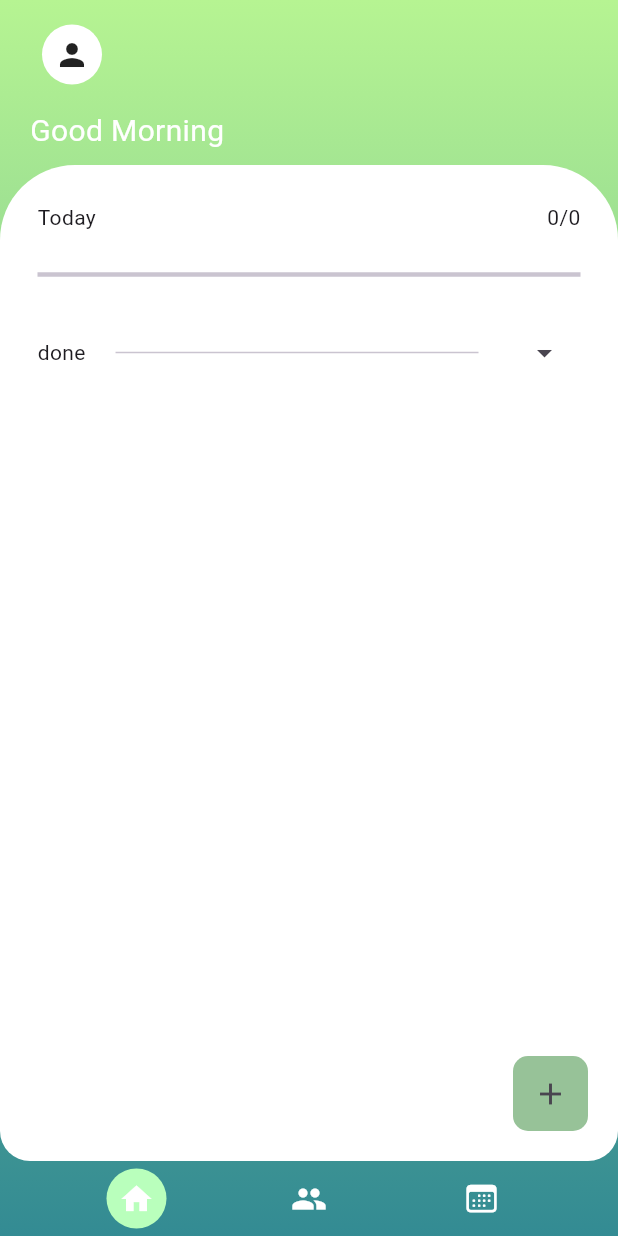
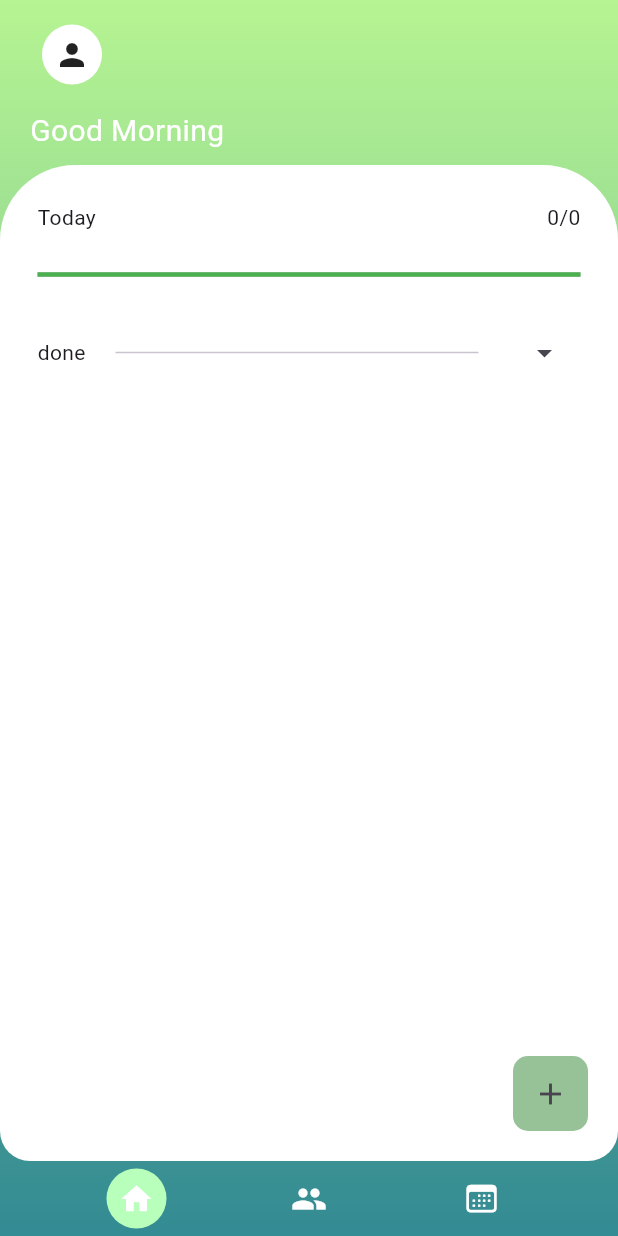
Before and after one commit to Rafik-Bendjema/TaskMates, a Flutter app: the screen it shows once a user with an empty profile is signed in, on a phone screen of 412 x 824 dp. Run offline on Flutter 3.47's test engine with Material 3 defaults, Android fonts, the light colour scheme and no system bars; our stand-ins replace cloud_firestore, firebase_auth, firebase_core, flutter_colorpicker, flutter_riverpod; missing offline and left inert: dart:ffi, duration_picker; accounts and stored records are empty.

Commit message:
task time managment backend

```diff
--- a/lib/features/auth/presentation/provider/userProvider.dart
+++ b/lib/features/auth/presentation/provider/userProvider.dart
@@ -57,6 +57,7 @@ final tasksProvider = StreamProvider<List<Task>>((ref) {
       .collection('users')
       .doc(user.uid)
       .collection('tasks')
+      .orderBy('creationDate')
       .snapshots()
       .map((snapshot) => snapshot.docs.map((doc) {
             return Task.fromMap(doc.data());
--- a/lib/features/tasks/data/task.dart
+++ b/lib/features/tasks/data/task.dart
@@ -5,6 +5,7 @@ class Task {
   late String id;
   final String title;
   final DateTime date;
+  late DateTime creationDate;
   final Duration? duration;
   bool isDone;
   final int color;
@@ -16,7 +17,8 @@ class Task {
       this.coTask,
       this.duration,
       required this.isDone,
-      this.color = 4294198070}) {
+      this.color = 4294198070,
+      required this.creationDate}) {
     Uuid uuid = const Uuid();
     id = uuid.v1();
   }
@@ -28,7 +30,8 @@ class Task {
         duration: Duration(minutes: data['duration'] ?? 0),
         coTask: data['Co-task'],
         isDone: data['done'],
-        color: data['color'])
+        color: data['color'],
+        creationDate: (data['creationDate'] as Timestamp).toDate())
       ..id = data['id'] ?? "null";
   }
 
@@ -37,6 +40,7 @@ class Task {
       'id': id,
       'title': title,
       'date': date,
+      'creationDate': creationDate,
       'duration': duration?.inMinutes,
       'Co-task': coTask,
       'done': isDone,
--- a/lib/features/tasks/presentation/pages/addtask.dart
+++ b/lib/features/tasks/presentation/pages/addtask.dart
@@ -32,7 +32,8 @@ class _AddtaskState extends State<Addtask> {
             date: date!,
             duration: duration,
             isDone: false,
-            color: color.value);
+            color: color.value,
+            creationDate: DateTime.now());
         Task? res = await taskdb.createTask(t);
         if (res != null) {
           Navigator.of(context).pushReplacement(
--- a/lib/features/tasks/presentation/pages/taskPage.dart
+++ b/lib/features/tasks/presentation/pages/taskPage.dart
@@ -23,13 +23,21 @@ class _TaskPageState extends ConsumerState<TaskPage> {
     return tasks.when(
       data: (data) {
         print("here is data ${data.length}");
+
         List<Task> doneTasks = [];
+        List<Task> todaysTasks = [];
+
         List<Task> waitingTasks = [];
         for (Task task in data) {
-          if (task.isDone) {
-            doneTasks.add(task);
-          } else {
-            waitingTasks.add(task);
+          if (task.date.day == DateTime.now().day &&
+              task.date.year == DateTime.now().year &&
+              task.date.month == DateTime.now().month) {
+            todaysTasks.add(task);
+            if (task.isDone) {
+              doneTasks.add(task);
+            } else {
+              waitingTasks.add(task);
+            }
           }
         }
         if (addClicked) return const Addtask();
@@ -41,22 +49,20 @@ class _TaskPageState extends ConsumerState<TaskPage> {
                   mainAxisAlignment: MainAxisAlignment.spaceBetween,
                   children: [
                     const Text("Today"),
-                    Text("${doneTasks.length}/${data.length}")
+                    Text("${doneTasks.length}/${todaysTasks.length}")
                   ],
                 ),
                 const SizedBox(
                   height: 20,
                 ),
-                Stack(
+                const Stack(
                   children: [
-                    const Divider(
+                    Divider(
                       thickness: 3,
                     ),
                     Divider(
                       color: Colors.green,
-                      endIndent: (MediaQuery.of(context).size.width -
-                              50 * doneTasks.length) /
-                          data.length,
+                      endIndent: 0,
                       thickness: 3,
                     ),
                   ],
```
Also changed, not shown: lib/features/home/presentation/widgets/TaskDone.dart (+38 -5 lines), lib/features/tasks/presentation/widgets/taskView.dart (+7 -4 lines).
